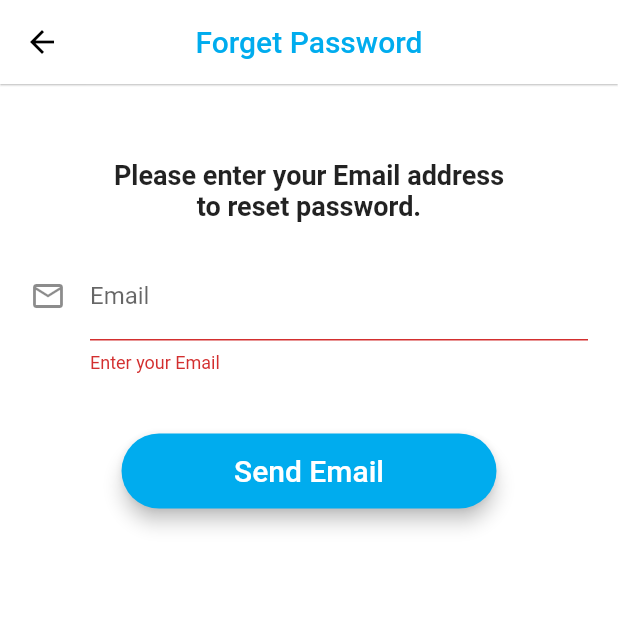
After one commit to TaishiU/flutter-twitter-clone, a Flutter app: the ForgetPasswordScreen screen opened directly, after a tap on "Send Email", on a phone screen of 412 x 824 dp, the top half of it. The commit adds this screen. Run offline on Flutter 3.47's test engine with Material 2 defaults, Android fonts, the phone set to English and light mode, and no system bars; our stand-ins replace bubble, cloud_firestore, firebase_auth, firebase_core, firebase_dynamic_links, firebase_storage and 5 more; accounts and stored records are empty; statements that could not run were skipped.

Commit message:
ログイン時のパスワード変更

```diff
--- a/lib/Firebase/Auth.dart
+++ b/lib/Firebase/Auth.dart
@@ -49,4 +49,13 @@ class Auth {
   void logout() {
     _auth.signOut();
   }
+
+  Future sendPasswordResetEmail({required String email}) async {
+    try {
+      await _auth.sendPasswordResetEmail(email: email);
+      return 'success';
+    } catch (e) {
+      return e.toString();
+    }
+  }
 }
--- /dev/null
+++ b/lib/Screens/Intro/ForgetPasswordScreen.dart
@@ -0,0 +1,113 @@
+import 'package:flutter/material.dart';
+import 'package:twitter_clone/Constants/Constants.dart';
+import 'package:twitter_clone/Firebase/Auth.dart';
+import 'package:twitter_clone/Screens/Intro/WelcomeScreen.dart';
+import 'package:twitter_clone/Widget/RoundedButton.dart';
+
+class ForgetPasswordScreen extends StatefulWidget {
+  const ForgetPasswordScreen({Key? key}) : super(key: key);
+
+  @override
+  _ForgetPasswordScreenState createState() => _ForgetPasswordScreenState();
+}
+
+class _ForgetPasswordScreenState extends State<ForgetPasswordScreen> {
+  final _formkey = GlobalKey<FormState>();
+  late String _email;
+  @override
+  Widget build(BuildContext context) {
+    return Scaffold(
+      backgroundColor: Colors.white,
+      appBar: AppBar(
+        backgroundColor: Colors.white,
+        centerTitle: true,
+        elevation: 0.5,
+        title: Text(
+          'Forget Password',
+          style: TextStyle(
+            color: TwitterColor,
+          ),
+        ),
+      ),
+      body: SafeArea(
+        child: Padding(
+          padding: EdgeInsets.symmetric(horizontal: 20),
+          child: SingleChildScrollView(
+            child: Form(
+              key: _formkey,
+              child: Column(
+                children: [
+                  SizedBox(height: 50),
+                  Text(
+                    'Please enter your Email address \nto reset password.',
+                    style: TextStyle(
+                      fontSize: 18,
+                      fontWeight: FontWeight.bold,
+                    ),
+                    textAlign: TextAlign.center,
+                  ),
+                  SizedBox(height: 20),
+                  TextFormField(
+                    decoration: InputDecoration(
+                      labelText: 'Email',
+                      icon: Icon(Icons.email_outlined),
+                    ),
+                    onChanged: (value) {
+                      _email = value;
+                    },
+                    keyboardType: TextInputType.emailAddress,
+                    validator: (String? input) {
+                      if (input!.isEmpty) {
+                        return 'Enter your Email';
+                      }
+                      if (input.isNotEmpty && !input.contains('@')) {
+                        return 'You need to check \'@\' mark';
+                      }
+                      return null;
+                    },
+                  ),
+                  SizedBox(
+                    height: 40,
+                  ),
+                  RoundedButton(
+                    btnText: 'Send Email',
+                    onBtnPressed: () async {
+                      _formkey.currentState!.save();
+                      if (_formkey.currentState!.validate()) {
+                        String result =
+                            await Auth().sendPasswordResetEmail(email: _email);
+                        if (result == 'success') {
+                          Navigator.pushReplacement(
+                            context,
+                            MaterialPageRoute(
+                              builder: (context) => WelcomeScreen(),
+                            ),
+                          );
+                        } else if (result == 'ERROR_INVALID_EMAIL') {
+                          final snackBar = SnackBar(
+                            content: Text('Invalid Email'),
+                          );
+                          ScaffoldMessenger.of(context).showSnackBar(snackBar);
+                        } else if (result == 'ERROR_USER_NOT_FOUND') {
+                          final snackBar = SnackBar(
+                            content: Text('Email address is not registered'),
+                          );
+                          ScaffoldMessenger.of(context).showSnackBar(snackBar);
+                        } else {
+                          final snackBar = SnackBar(
+                            content: Text('Failed to send email'),
+                          );
+                          ScaffoldMessenger.of(context).showSnackBar(snackBar);
+                        }
+                      }
+                    },
+                  ),
+                ],
+              ),
+            ),
+          ),
+        ),
+      ),
+    );
+  }
+}
--- a/lib/Screens/Intro/LoginScreen.dart
+++ b/lib/Screens/Intro/LoginScreen.dart
@@ -1,6 +1,7 @@
 import 'package:flutter/material.dart';
 import 'package:twitter_clone/Constants/Constants.dart';
 import 'package:twitter_clone/Firebase/Auth.dart';
+import 'package:twitter_clone/Screens/Intro/ForgetPasswordScreen.dart';
 import 'package:twitter_clone/Widget/RoundedButton.dart';
 import 'package:twitter_clone/main.dart';
 
@@ -74,6 +75,32 @@ class _LoginScreenState extends State<LoginScreen> {
                   },
                 ),
                 SizedBox(
+                  height: 15,
+                ),
+                Row(
+                  mainAxisAlignment: MainAxisAlignment.end,
+                  children: [
+                    GestureDetector(
+                      onTap: () {
+                        Navigator.push(
+                          context,
+                          MaterialPageRoute(
+                            builder: (context) => ForgetPasswordScreen(),
+                          ),
+                        );
+                      },
+                      child: Text(
+                        'Forget Password?',
+                        style: TextStyle(
+                          fontSize: 16,
+                          color: TwitterColor,
+                          //fontWeight: FontWeight.bold,
+                        ),
+                      ),
+                    ),
+                  ],
+                ),
+                SizedBox(
                   height: 40,
                 ),
                 RoundedButton(
```
